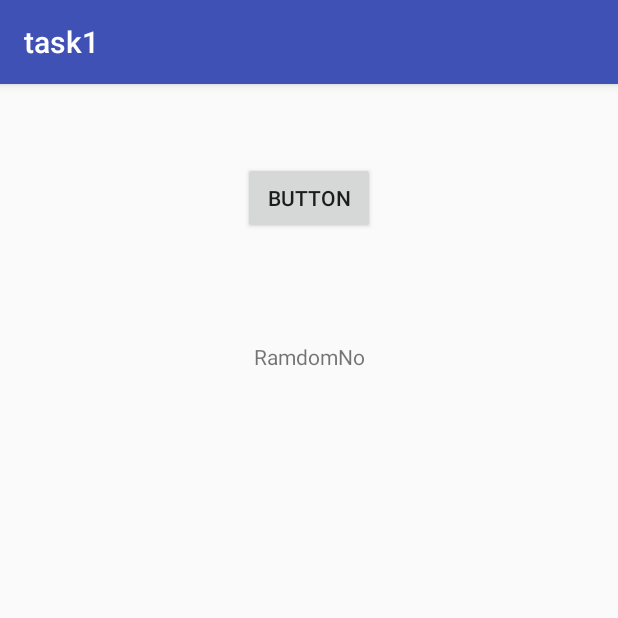
After one commit to ibrahim786in/BasicProjectsInKotlin, an Android app: the RamdomNoAct screen opened directly, with no data from a screen before it, on a phone screen of 412 x 824 dp, the top half of it. The commit adds this screen. Run offline under Robolectric (Android 15) with nearby library versions, the phone set to English and light mode, and no system bars.

Commit message:
Some New and ramdom tests like parcelable and layout-land

```diff
--- a/app/build.gradle
+++ b/app/build.gradle
@@ -22,6 +22,10 @@ android {
     }
     buildToolsVersion '27.0.3'
 }
+androidExtensions {
+    experimental = true
+}
+
 
 dependencies {
     implementation fileTree(include: ['*.jar'], dir: 'libs')
--- /dev/null
+++ b/app/src/main/java/com/example/ibrahim/task1/RamdomNoAct.kt
@@ -0,0 +1,33 @@
+package com.example.ibrahim.task1
+
+import android.os.Bundle
+import android.support.v7.app.AppCompatActivity
+import android.util.Log
+import kotlinx.android.synthetic.main.activity_ramdom_no.*
+import java.util.*
+import kotlin.collections.ArrayList
+
+class RamdomNoAct : AppCompatActivity() {
+
+    override fun onCreate(savedInstanceState: Bundle?) {
+        super.onCreate(savedInstanceState)
+        setContentView(R.layout.activity_ramdom_no)
+        val arraySize = 30
+        val list: ArrayList<Int> = ArrayList(arraySize)
+        val randomGenerator = Random()
+
+        for (i in 1 until list.size) list.add(i)
+
+        Log.d("ramd", list.toString())
+
+        ramdBtn.setOnClickListener {
+            while (list.size > 0) {
+                val index = randomGenerator.nextInt(list.size)
+                Log.d("ramdon", list.toString())
+                ramdTextView.text = index.toString()
+//                index=list.remove()
+            }
+        }
+    }
+
+}
--- /dev/null
+++ b/app/src/main/res/layout/activity_ramdom_no.xml
@@ -0,0 +1,32 @@
+<?xml version="1.0" encoding="utf-8"?>
+<android.support.constraint.ConstraintLayout xmlns:android="http://schemas.android.com/apk/res/android"
+    xmlns:app="http://schemas.android.com/apk/res-auto"
+    xmlns:tools="http://schemas.android.com/tools"
+    android:layout_width="match_parent"
+    android:layout_height="match_parent"
+    tools:context=".RamdomNoAct">
+
+    <TextView
+        android:id="@+id/ramdTextView"
+        android:layout_width="wrap_content"
+        android:layout_height="wrap_content"
+        android:layout_marginEnd="8dp"
+        android:layout_marginStart="8dp"
+        android:layout_marginTop="72dp"
+        android:text="RamdomNo"
+        app:layout_constraintEnd_toEndOf="parent"
+        app:layout_constraintStart_toStartOf="parent"
+        app:layout_constraintTop_toBottomOf="@+id/ramdBtn" />
+
+    <Button
+        android:id="@+id/ramdBtn"
+        android:layout_width="wrap_content"
+        android:layout_height="wrap_content"
+        android:layout_marginEnd="8dp"
+        android:layout_marginStart="8dp"
+        android:layout_marginTop="52dp"
+        android:text="Button"
+        app:layout_constraintEnd_toEndOf="parent"
+        app:layout_constraintStart_toStartOf="parent"
+        app:layout_constraintTop_toTopOf="parent" />
+</android.support.constraint.ConstraintLayout>
--- a/app/src/main/res/layout/activity_scroll_view.xml
+++ b/app/src/main/res/layout/activity_scroll_view.xml
@@ -18,7 +18,7 @@
 
 
         <EditText
-            android:id="@+id/editText"
+            android:id="@+id/first_name"
             android:layout_width="wrap_content"
             android:layout_height="wrap_content"
             android:layout_marginEnd="8dp"
@@ -40,7 +40,7 @@
             android:layout_marginTop="24dp"
             app:layout_constraintEnd_toEndOf="parent"
             app:layout_constraintStart_toStartOf="parent"
-            app:layout_constraintTop_toBottomOf="@+id/editText"
+            app:layout_constraintTop_toBottomOf="@+id/first_name"
             app:srcCompat="@mipmap/ic_launcher_round" />
 
         <TextView
--- a/app/src/main/res/layout/activity_simple_layout.xml
+++ b/app/src/main/res/layout/activity_simple_layout.xml
@@ -8,7 +8,7 @@
 
 
     <EditText
-        android:id="@+id/editText"
+        android:id="@+id/first_name"
         android:layout_width="wrap_content"
         android:layout_height="wrap_content"
         android:layout_marginEnd="8dp"
@@ -42,7 +42,7 @@
         android:layout_marginTop="8dp"
         app:layout_constraintEnd_toEndOf="parent"
         app:layout_constraintStart_toStartOf="parent"
-        app:layout_constraintTop_toBottomOf="@+id/editText"
+        app:layout_constraintTop_toBottomOf="@+id/first_name"
         app:srcCompat="@mipmap/ic_launcher_round" />
 
     <CalendarView
```
Also changed, not shown: app/src/main/AndroidManifest.xml (+9 -5 lines), app/src/main/java/com/example/ibrahim/task1/DataClassTest.kt (added, +15 -0 lines), app/src/main/java/com/example/ibrahim/task1/MainActivity.kt (+64 -1 lines), app/src/main/java/com/example/ibrahim/task1/Person.kt (added, +21 -0 lines), app/src/main/java/com/example/ibrahim/task1/ScrollView.kt (+27 -0 lines), app/src/main/java/com/example/ibrahim/task1/SimpleLayout.kt (+39 -0 lines), app/src/main/res/layout-land/activity_main.xml (added, +52 -0 lines).
